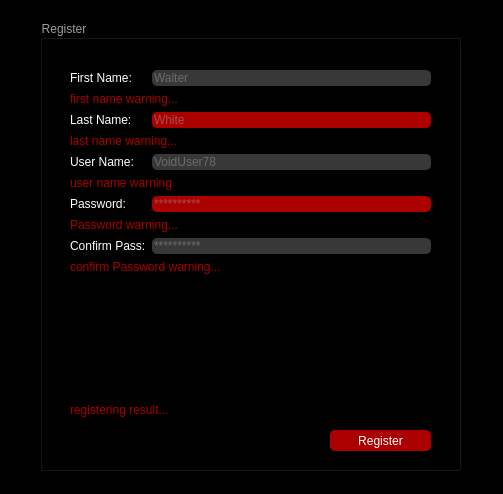
Before: the Qt Designer form registerpage.ui in borhanem/Messenger_Void_13, drawn with Qt 5.
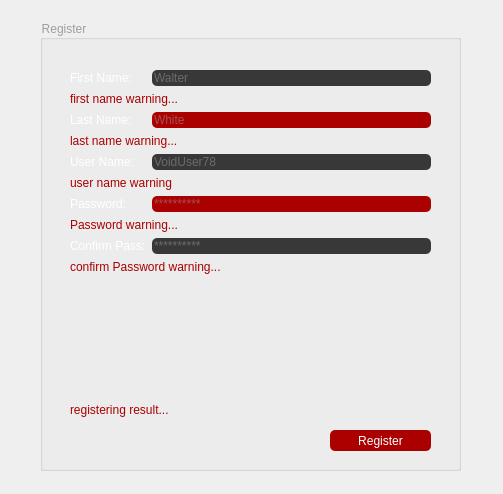
After: the same form once the commit is applied.

What changed in the file:
```diff
--- a/registerpage.ui
+++ b/registerpage.ui
@@ -14,9 +14,7 @@
    <string>Dialog</string>
   </property>
   <property name="styleSheet">
-   <string notr="true">background-color: rgb(255, 170, 255);
-background-color: rgb(0, 0, 0);
-</string>
+   <string notr="true"/>
   </property>
   <widget class="QPushButton" name="Register_pbn">
    <property name="geometry">
```
